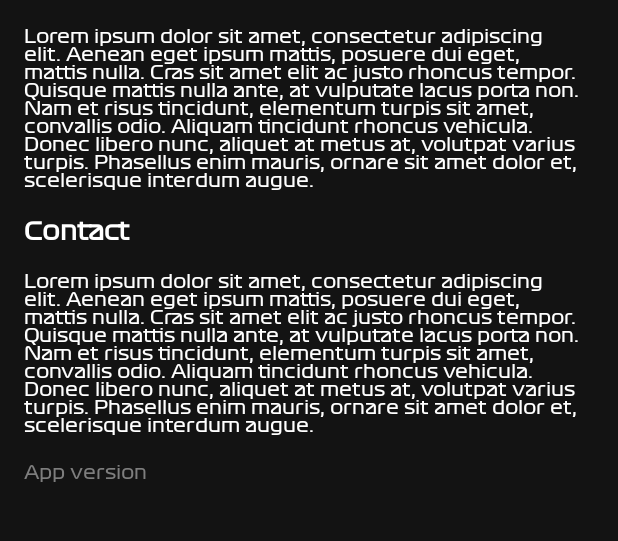
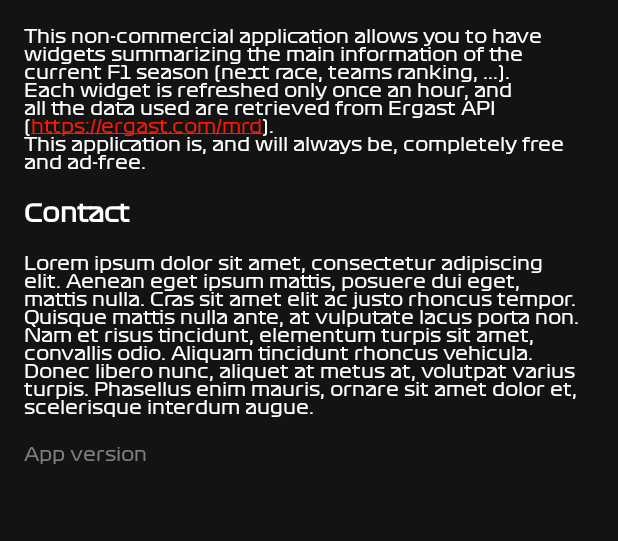
Before and after one commit to AlexandreLadriere/Android-F1-Companion, an Android app: the layout activity_info.xml on its own in the app's theme, with its tools: preview values and no code run, on a phone screen of 412 x 824 dp, the part 42-583 px from its top. Run offline under Robolectric (Android 15) with nearby library versions, the phone set to English and light mode, and no system bars.

Commit message:
add: about text

```diff
--- a/app/src/main/java/com/alexandreladriere/f1companion/InfoActivity.kt
+++ b/app/src/main/java/com/alexandreladriere/f1companion/InfoActivity.kt
@@ -2,6 +2,7 @@ package com.alexandreladriere.f1companion
 
 import android.content.pm.PackageManager
 import android.os.Bundle
+import android.text.method.LinkMovementMethod
 import android.view.View
 import android.widget.TextView
 import androidx.appcompat.app.AppCompatActivity
@@ -11,9 +12,7 @@ class InfoActivity : AppCompatActivity() {
     override fun onCreate(savedInstanceState: Bundle?) {
         super.onCreate(savedInstanceState)
         setContentView(R.layout.activity_info)
-
         // Get a support ActionBar corresponding to this toolbar and enable the Up button
-        supportActionBar?.setDisplayHomeAsUpEnabled(true)
         setVersion()
     }
 
--- a/app/src/main/res/layout/activity_info.xml
+++ b/app/src/main/res/layout/activity_info.xml
@@ -40,6 +40,8 @@
                 android:textColor="@color/white"
                 android:textSize="@dimen/widget_text_size_1"
                 android:layout_marginVertical="@dimen/activity_main_element_padding"
+                android:autoLink="all"
+                android:textColorLink="@color/formula_red"
                 />
 
             <TextView
--- a/app/src/main/res/values/strings.xml
+++ b/app/src/main/res/values/strings.xml
@@ -47,7 +47,7 @@
     <!-- Info Activity -->
     <string name="info_activity_title">Information</string>
     <string name="info_activity_about_section_title">About F1 Companion</string>
-    <string name="info_activity_about_section_text">Lorem ipsum dolor sit amet, consectetur adipiscing elit. Aenean eget ipsum mattis, posuere dui eget, mattis nulla. Cras sit amet elit ac justo rhoncus tempor. Quisque mattis nulla ante, at vulputate lacus porta non. Nam et risus tincidunt, elementum turpis sit amet, convallis odio. Aliquam tincidunt rhoncus vehicula. Donec libero nunc, aliquet at metus at, volutpat varius turpis. Phasellus enim mauris, ornare sit amet dolor et, scelerisque interdum augue.</string>
+    <string name="info_activity_about_section_text">This non-commercial application allows you to have widgets summarizing the main information of the current F1 season (next race, teams ranking, ...).\nEach widget is refreshed only once an hour, and all the data used are retrieved from "Ergast API" <a href="https://ergast.com/mrd/">(https://ergast.com/mrd)</a>.\nThis application is, and will always be, completely free and ad-free.</string>
     <string name="info_activity_app_version">App version</string>
     <string name="textview_info_activity_contact_title">Contact</string>
     <string name="textview_info_activity_contact_text">Lorem ipsum dolor sit amet, consectetur adipiscing elit. Aenean eget ipsum mattis, posuere dui eget, mattis nulla. Cras sit amet elit ac justo rhoncus tempor. Quisque mattis nulla ante, at vulputate lacus porta non. Nam et risus tincidunt, elementum turpis sit amet, convallis odio. Aliquam tincidunt rhoncus vehicula. Donec libero nunc, aliquet at metus at, volutpat varius turpis. Phasellus enim mauris, ornare sit amet dolor et, scelerisque interdum augue.</string>
```
